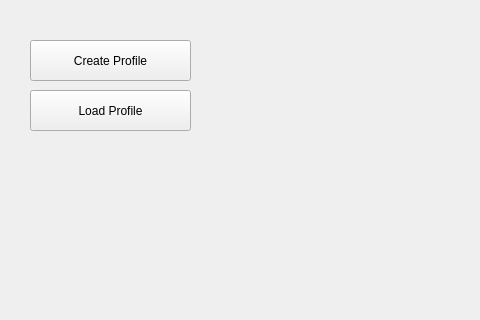
Qt form startuppage.ui (FrostSpades/Video-Manager) before a commit; both pictures show x 0 to 480 and y 0 to 320 of the 833 by 466 pixel window.
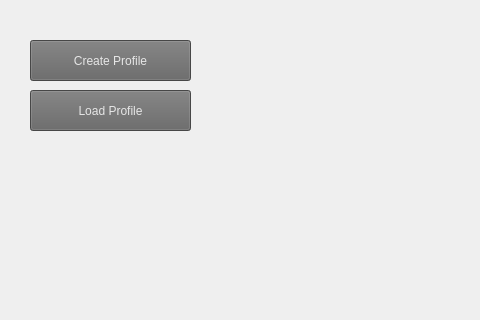
The same form after that commit.

The edit to the form file:
```diff
--- a/startuppage.ui
+++ b/startuppage.ui
@@ -10,6 +10,24 @@
     <height>466</height>
    </rect>
   </property>
+  <property name="sizePolicy">
+   <sizepolicy hsizetype="Fixed" vsizetype="Fixed">
+    <horstretch>0</horstretch>
+    <verstretch>0</verstretch>
+   </sizepolicy>
+  </property>
+  <property name="minimumSize">
+   <size>
+    <width>833</width>
+    <height>466</height>
+   </size>
+  </property>
+  <property name="maximumSize">
+   <size>
+    <width>833</width>
+    <height>466</height>
+   </size>
+  </property>
   <property name="windowTitle">
    <string>Form</string>
   </property>
@@ -22,6 +40,16 @@
      <height>41</height>
     </rect>
    </property>
+   <property name="sizePolicy">
+    <sizepolicy hsizetype="Fixed" vsizetype="Fixed">
+     <horstretch>0</horstretch>
+     <verstretch>0</verstretch>
+    </sizepolicy>
+   </property>
+   <property name="styleSheet">
+    <string notr="true">background-color: rgb(100, 100, 100);
+color: rgb(230, 230, 230);</string>
+   </property>
    <property name="text">
     <string>Create Profile</string>
    </property>
@@ -35,6 +63,16 @@
      <height>41</height>
     </rect>
    </property>
+   <property name="sizePolicy">
+    <sizepolicy hsizetype="Fixed" vsizetype="Fixed">
+     <horstretch>0</horstretch>
+     <verstretch>0</verstretch>
+    </sizepolicy>
+   </property>
+   <property name="styleSheet">
+    <string notr="true">background-color: rgb(100, 100, 100);
+color: rgb(230, 230, 230);</string>
+   </property>
    <property name="text">
     <string>Load Profile</string>
    </property>
```
